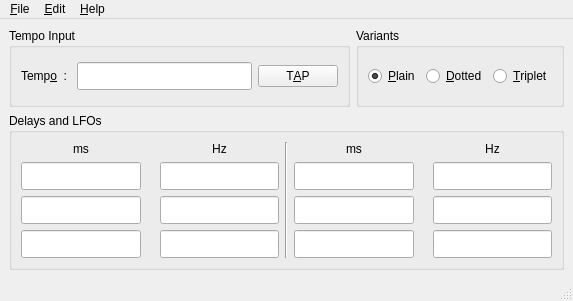
Above: src/gui/forms/qrestmainwindow.ui from deufrai/Qrest before the change. Below: the same form after it.
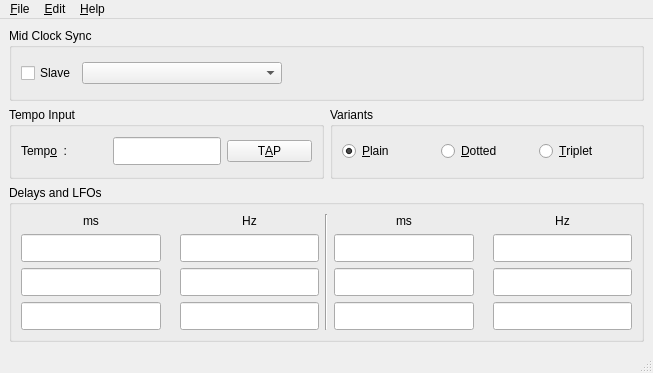
That is the form after the change. Icons and pictures are not drawn.

Commit message: IN PROGRESS - issue QREST-21: Get tempo via MIDI Clock - MIDI Clock synchro is now switcheable - Preparing MIDI input port selection http://requests.wardsback.org/browse/QREST-21

Diff of the .ui file:
```diff
--- a/src/gui/forms/qrestmainwindow.ui
+++ b/src/gui/forms/qrestmainwindow.ui
@@ -1,12 +1,12 @@
 <ui version="4.0" >
  <class>QrestMainWindowClass</class>
- <widget class="QMainWindow" name="QrestMainWindowClass" >
-  <property name="geometry" >
+ <widget class="QMainWindow" name="QrestMainWindowClass">
+  <property name="geometry">
    <rect>
     <x>0</x>
     <y>0</y>
-    <width>573</width>
-    <height>301</height>
+    <width>653</width>
+    <height>373</height>
    </rect>
   </property>
   <property name="sizePolicy" >
@@ -28,10 +28,49 @@
    <iconset resource="../../../resources/pixmaps.qrc" >
     <normaloff>:/icons/pix/qresticon.png</normaloff>:/icons/pix/qresticon.png</iconset>
   </property>
-  <widget class="QWidget" name="centralwidget" >
-   <layout class="QGridLayout" name="gridLayout_5" >
-    <item row="0" column="0" >
-     <layout class="QHBoxLayout" name="horizontalLayout_4" >
+  <widget class="QWidget" name="centralwidget">
+   <layout class="QVBoxLayout" name="verticalLayout">
+    <item>
+     <widget class="QGroupBox" name="midiGroupBox">
+      <property name="title">
+       <string>Mid Clock Sync</string>
+      </property>
+      <layout class="QGridLayout" name="gridLayout_5">
+       <item row="0" column="0">
+        <widget class="QCheckBox" name="midiSlaveCheckBox">
+         <property name="text">
+          <string>Slave</string>
+         </property>
+        </widget>
+       </item>
+       <item row="0" column="1">
+        <widget class="QComboBox" name="midiInputsComboBox">
+         <property name="minimumSize">
+          <size>
+           <width>200</width>
+           <height>0</height>
+          </size>
+         </property>
+        </widget>
+       </item>
+       <item row="0" column="2">
+        <spacer name="horizontalSpacer">
+         <property name="orientation">
+          <enum>Qt::Horizontal</enum>
+         </property>
+         <property name="sizeHint" stdset="0">
+          <size>
+           <width>40</width>
+           <height>20</height>
+          </size>
+         </property>
+        </spacer>
+       </item>
+      </layout>
+     </widget>
+    </item>
+    <item>
+     <layout class="QHBoxLayout" name="horizontalLayout_4">
       <item>
        <widget class="QGroupBox" name="tempoInputGroupBox" >
         <property name="title" >
@@ -51,8 +90,14 @@
             </widget>
            </item>
            <item>
-            <widget class="QLineEdit" name="tempoEdit" >
-             <property name="minimumSize" >
+            <widget class="QLineEdit" name="tempoEdit">
+             <property name="sizePolicy">
+              <sizepolicy hsizetype="Fixed" vsizetype="Fixed">
+               <horstretch>0</horstretch>
+               <verstretch>0</verstretch>
+              </sizepolicy>
+             </property>
+             <property name="minimumSize">
               <size>
                <width>40</width>
                <height>28</height>
@@ -119,9 +164,9 @@
       </item>
      </layout>
     </item>
-    <item row="1" column="0" >
-     <widget class="QGroupBox" name="groupBox_2" >
-      <property name="title" >
+    <item>
+     <widget class="QGroupBox" name="groupBox_2">
+      <property name="title">
        <string>Delays and LFOs</string>
       </property>
       <layout class="QGridLayout" name="gridLayout_4" >
@@ -519,37 +564,37 @@
     </item>
    </layout>
   </widget>
-  <widget class="QMenuBar" name="menubar" >
-   <property name="geometry" >
+  <widget class="QMenuBar" name="menubar">
+   <property name="geometry">
     <rect>
      <x>0</x>
      <y>0</y>
-     <width>573</width>
-     <height>19</height>
+     <width>653</width>
+     <height>23</height>
     </rect>
    </property>
-   <widget class="QMenu" name="menuHelp" >
-    <property name="title" >
+   <widget class="QMenu" name="menuHelp">
+    <property name="title">
      <string>&amp;Help</string>
     </property>
     <addaction name="actionHelp" />
     <addaction name="actionAbout" />
    </widget>
-   <widget class="QMenu" name="menuFile" >
-    <property name="title" >
+   <widget class="QMenu" name="menuFile">
+    <property name="title">
      <string>&amp;File</string>
     </property>
     <addaction name="actionQuit" />
    </widget>
-   <widget class="QMenu" name="menuEdit" >
-    <property name="title" >
+   <widget class="QMenu" name="menuEdit">
+    <property name="title">
      <string>&amp;Edit</string>
     </property>
     <addaction name="actionPreferences" />
    </widget>
-   <addaction name="menuFile" />
-   <addaction name="menuEdit" />
-   <addaction name="menuHelp" />
+   <addaction name="menuFile"/>
+   <addaction name="menuEdit"/>
+   <addaction name="menuHelp"/>
   </widget>
   <widget class="QStatusBar" name="statusbar" />
   <action name="actionQuit" >
```
Left out of the diff: 374 changed lines with no effect on the pictures. The commit also changes 16 other files.
